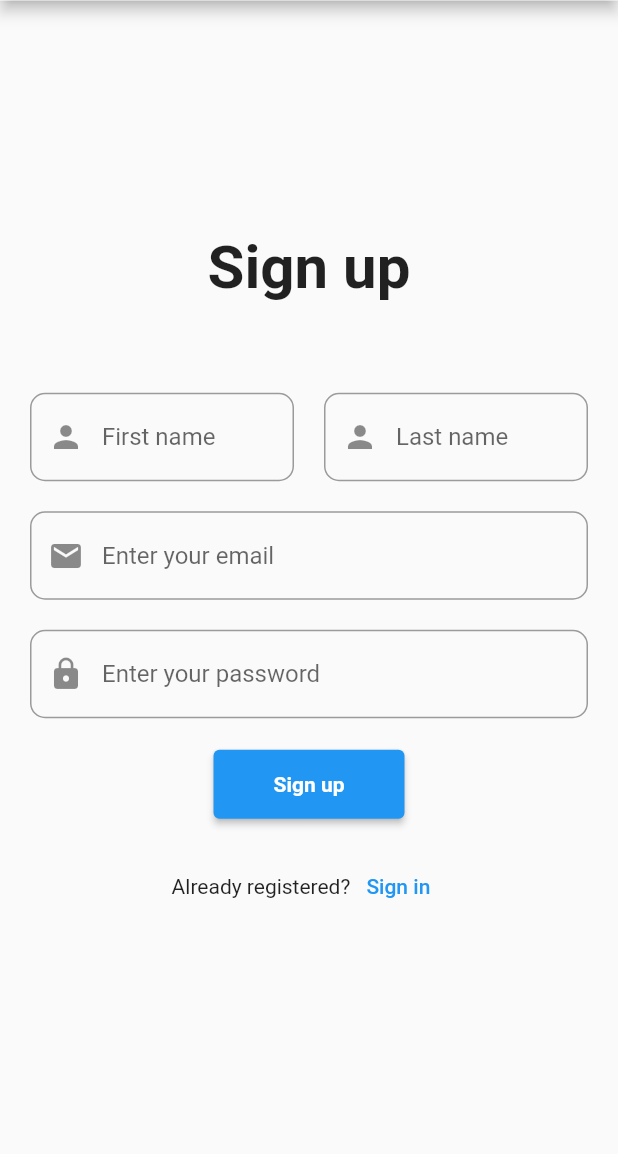
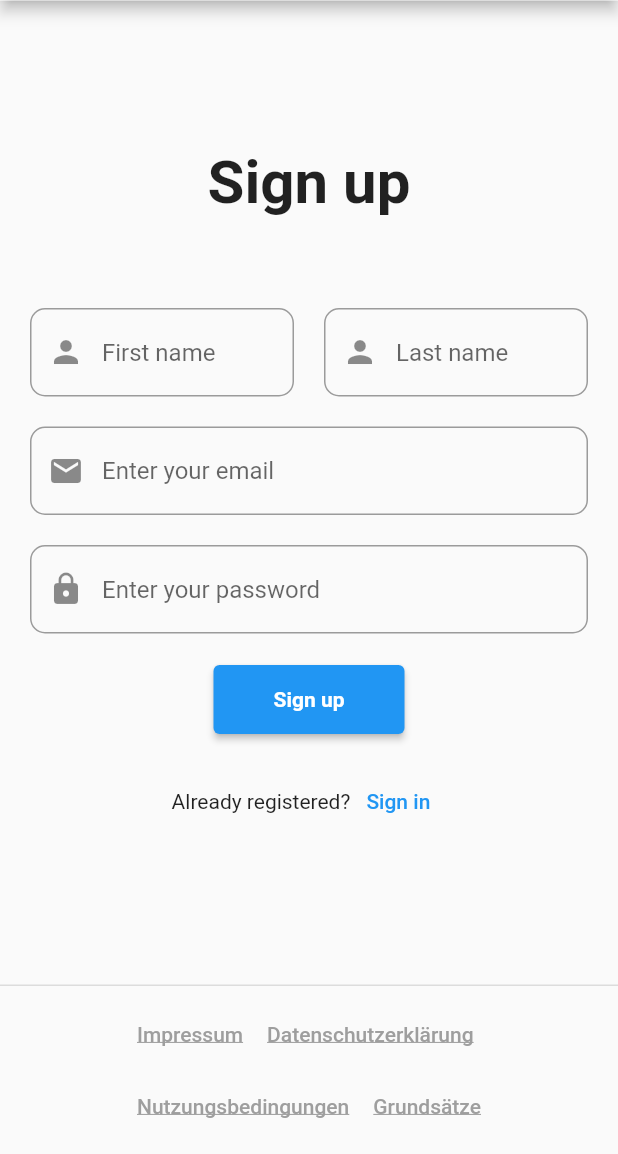
Before and after one commit to emuguy1/bachelorthesis_flutter_application, a Flutter app: the ProfilePage screen opened directly, after a tap on "Sharing.", after a tap on "Kostenlos Registrieren", on a phone screen of 412 x 824 dp, the part 82-1236 px from its top. Run offline on Flutter 3.47's test engine with Material 2 defaults, Android fonts, the light colour scheme and no system bars; our stand-ins replace email_validator, flutter_svg, flutter_widget_from_html_core, google_fonts, simple_gradient_text, sizer; missing offline and left inert: fwfh_selectable_text.

Commit message:
added persistent Footer and edited an first item Card

```diff
--- a/de_num42_sharing/lib/dataProtection.dart
+++ b/de_num42_sharing/lib/dataProtection.dart
@@ -1,3 +1,4 @@
+import 'package:de_num42_sharing/widget/persistentFooter.dart';
 import 'package:de_num42_sharing/widget/topBar.dart';
 import 'package:fwfh_selectable_text/fwfh_selectable_text.dart';
 import 'main.dart';
@@ -556,6 +557,9 @@ class _DataProtectionPageState extends State<DataProtectionPage> {
           ),
         ),
       ),
+      persistentFooterButtons: [
+        PersistentFooter(),
+      ],
     );
   }
 }
--- a/de_num42_sharing/lib/imprint.dart
+++ b/de_num42_sharing/lib/imprint.dart
@@ -1,3 +1,4 @@
+import 'package:de_num42_sharing/widget/persistentFooter.dart';
 import 'package:de_num42_sharing/widget/topBar.dart';
 
 import 'dataProtection.dart';
@@ -41,6 +42,9 @@ class _ImprintPageState extends State<ImprintPage> {
             factoryBuilder: () => MyWidgetFactory(),),
         ),
       ),
+      persistentFooterButtons: [
+        PersistentFooter(),
+      ],
     );
   }
 }
--- a/de_num42_sharing/lib/main.dart
+++ b/de_num42_sharing/lib/main.dart
@@ -1,3 +1,4 @@
+import 'package:de_num42_sharing/widget/persistentFooter.dart';
 import 'package:de_num42_sharing/widget/topBar.dart';
 
 import 'dataProtection.dart';
@@ -6,6 +7,7 @@ import 'register.dart';
 import 'package:flutter/material.dart';
 import 'package:simple_gradient_text/simple_gradient_text.dart';
 import 'package:sizer/sizer.dart';
+import 'package:google_fonts/google_fonts.dart';
 import 'login.dart';
 import 'package:flutter_svg/flutter_svg.dart';
 
@@ -22,6 +24,9 @@ class MyApp extends StatelessWidget {
       return MaterialApp(
         title: 'SHARING - einfach Dinge teilen',
         theme: ThemeData(
+          textTheme: GoogleFonts.robotoTextTheme(
+            Theme.of(context).textTheme,
+          ),
           appBarTheme: const AppBarTheme(
             backgroundColor: Colors.white,
             foregroundColor: Colors.green,
@@ -323,69 +328,7 @@ class _MyHomePageState extends State<MyHomePage> {
         ),
       ),
       persistentFooterButtons: [
-        Center(
-          child: Align(
-            alignment: Alignment.center,
-            child: Wrap(
-              children: [
-                TextButton(
-                  onPressed: () {
-                    Navigator.push(
-                      context,
-                      MaterialPageRoute(
-                        builder: (context) => ImprintPage(),
-                      ),
-                    );
-                  },
-                  child: Text(
-                    'Impressum',
-                    style: TextStyle(
-                      color: Colors.grey,
-                      decoration: TextDecoration.underline,
-                    ),
-                  ),
-                ),
-                TextButton(
-                  onPressed: () {
-                    Navigator.push(
-                      context,
-                      MaterialPageRoute(
-                        builder: (context) => DataProtectionPage(),
-                      ),
-                    );
-                  },
-                  child: Text(
-                    'Datenschutzerklärung',
-                    style: TextStyle(
-                      color: Colors.grey,
-                      decoration: TextDecoration.underline,
-                    ),
-                  ),
-                ),
-                TextButton(
-                  onPressed: () {},
-                  child: Text(
-                    'Nutzungsbedingungen',
-                    style: TextStyle(
-                      color: Colors.grey,
-                      decoration: TextDecoration.underline,
-                    ),
-                  ),
-                ),
-                TextButton(
-                  onPressed: () {},
-                  child: Text(
-                    'Grundsätze',
-                    style: TextStyle(
-                      color: Colors.grey,
-                      decoration: TextDecoration.underline,
-                    ),
-                  ),
-                ),
-              ],
-            ),
-          ),
-        ),
+        PersistentFooter(),
       ],
     );
   }
--- a/de_num42_sharing/lib/principles.dart
+++ b/de_num42_sharing/lib/principles.dart
@@ -1,3 +1,4 @@
+import 'package:de_num42_sharing/widget/persistentFooter.dart';
 import 'package:de_num42_sharing/widget/topBar.dart';
 
 import 'dataProtection.dart';
@@ -212,6 +213,9 @@ class _PrinciplesPageState extends State<PrinciplesPage> {
           ),
         ),
       ),
+      persistentFooterButtons: [
+        PersistentFooter(),
+      ],
     );
   }
 }
--- a/de_num42_sharing/lib/profile.dart
+++ b/de_num42_sharing/lib/profile.dart
@@ -3,11 +3,13 @@ import 'package:de_num42_sharing/dataProtection.dart';
 import 'package:de_num42_sharing/main.dart';
 import 'package:de_num42_sharing/principles.dart';
 import 'package:de_num42_sharing/terms.dart';
+import 'package:de_num42_sharing/widget/itemCard.dart';
 import 'package:de_num42_sharing/widget/topBar.dart';
 import 'package:flutter/material.dart';
 import 'package:de_num42_sharing/register.dart';
 import 'package:de_num42_sharing/login.dart';
 import 'package:sizer/sizer.dart';
+
 
 class ProfilePage extends StatefulWidget {
   const ProfilePage({Key? key}) : super(key: key);
@@ -20,6 +22,7 @@ class ProfilePage extends StatefulWidget {
 class _ProfilePageState extends State<ProfilePage> {
   final _formKey = GlobalKey<FormState>();
   var rememberValue = false;
+  var email = "eerb@num42.de";
   var profileName = 'Emanuel Erben';
 
   @override
@@ -32,18 +35,32 @@ class _ProfilePageState extends State<ProfilePage> {
             Container(
               child: Center(
                   child: Column(
-                mainAxisAlignment: MainAxisAlignment.center,
+                mainAxisAlignment: MainAxisAlignment.start,
+                crossAxisAlignment: CrossAxisAlignment.start,
                 children: <Widget>[
+                  SizedBox(
+                    height: 5.h,
+                  ),
                   Text(
                     '$profileName',
                     style: TextStyle(
                       fontWeight: FontWeight.bold,
-                      fontSize: 25.sp,
+                      fontSize: 5.h,
+                    ),
+                  ),
+                  Text(
+                    email,
+                    style: TextStyle(
+                      fontSize: 2.h,
                     ),
                   ),
                   SizedBox(
                     height: 30.sp,
                   ),
+                  ItemCard("",
+                      category: 2),
+                  ItemCard("Hamsterrad",
+                  description: "Für den kleinen und großen Hamster. Max. 2Kg, schafft bis zu 200 U/min. Wenn man einen Generator anschließt kann man sein Handy laden. Viel Spaß.",),
                 ],
               )),
             ),
--- a/de_num42_sharing/lib/register.dart
+++ b/de_num42_sharing/lib/register.dart
@@ -1,3 +1,4 @@
+import 'package:de_num42_sharing/widget/persistentFooter.dart';
 import 'package:de_num42_sharing/widget/topBar2.dart';
 import 'package:email_validator/email_validator.dart';
 import 'package:flutter/material.dart';
@@ -158,6 +159,9 @@ class _RegisterPageState extends State<RegisterPage> {
           ],
         ),
       ),
+      persistentFooterButtons: [
+        PersistentFooter(),
+      ],
     );
   }
 }
--- a/de_num42_sharing/lib/terms.dart
+++ b/de_num42_sharing/lib/terms.dart
@@ -1,3 +1,4 @@
+import 'package:de_num42_sharing/widget/persistentFooter.dart';
 import 'package:de_num42_sharing/widget/topBar.dart';
 
 import 'dataProtection.dart';
@@ -535,6 +536,9 @@ class _TermsPageState extends State<TermsPage> {
             factoryBuilder: () => MyWidgetFactory(),),
         ),
       ),
+      persistentFooterButtons: [
+        PersistentFooter(),
+      ],
     );
   }
 }
--- /dev/null
+++ b/de_num42_sharing/lib/widget/itemCard.dart
@@ -0,0 +1,55 @@
+import 'package:flutter/material.dart';
+import 'package:flutter_svg/svg.dart';
+import 'package:sizer/sizer.dart';
+
+//Example for Statless widgets
+
+class ItemCard extends StatelessWidget {
+  final String itemName;
+  final String description;
+  final int category;
+
+  const ItemCard(this.itemName, {this.category = 1, this.description = ""});
+
+  @override
+  Widget build(BuildContext context) {
+    return Card(
+      child: Container(
+        width: 90.w,
+        child:Stack(
+        children: [
+          Container(
+            margin: EdgeInsets.fromLTRB(5, 10, 30, 15),
+            padding: EdgeInsets.fromLTRB(0, 0, 15, 0),
+            child:Wrap(children: [Column(
+              mainAxisAlignment: MainAxisAlignment.start,
+              crossAxisAlignment: CrossAxisAlignment.start,
+              children: [
+                Container(
+                  margin:EdgeInsets.fromLTRB(0, 5, 0, 20) ,
+                  child: Text(itemName,
+                    style: TextStyle(
+                      color: Color.fromRGBO(21, 128, 61, 1),
+                    ),
+                  ),
+                ),
+                Text(description)
+              ],
+            ),],
+            ),
+          ),
+          Positioned(
+            child: SvgPicture.asset(
+              'assets/ballon_item_card.svg',
+              height: 40,
+              width: 40,
+            ),
+            bottom: -5,
+            right: -18,
+          ),
+        ],
+      ),
+      ),
+    );
+  }
+}
--- /dev/null
+++ b/de_num42_sharing/lib/widget/persistentFooter.dart
@@ -0,0 +1,105 @@
+import 'package:flutter/material.dart';
+import 'package:de_num42_sharing/main.dart';
+import 'package:de_num42_sharing/register.dart';
+import 'package:de_num42_sharing/login.dart';
+import 'package:de_num42_sharing/imprint.dart';
+import 'package:de_num42_sharing/dataProtection.dart';
+import 'package:de_num42_sharing/principles.dart';
+import 'package:de_num42_sharing/terms.dart';
+
+
+class PersistentFooter extends StatefulWidget implements PreferredSizeWidget {
+  final Widget child;
+  final bool show_short;
+  //TODO: Build, that when logged in only shortend version shown
+
+  PersistentFooter({Key? key, this.child = const Center(), this.show_short=false}) : super(key: key);
+
+  _PersistentFooter createState() => _PersistentFooter();
+
+  @override
+  Size get preferredSize => new Size.fromHeight(55);
+}
+
+class _PersistentFooter extends State<PersistentFooter>{
+  @override
+  Widget build(BuildContext context){
+    return Center(
+      child: Align(
+        alignment: Alignment.center,
+        child:Wrap(
+          children: [
+            TextButton(
+              onPressed: (){
+                Navigator.push(
+                  context,
+                  MaterialPageRoute(
+                    builder: (context) => ImprintPage(),
+                  ),
+                );
+              },
+              child: Text(
+                'Impressum',
+                style: TextStyle(
+                  color: Colors.grey,
+                  decoration: TextDecoration.underline,
+                ),
+              ),
+            ),
+            TextButton(
+              onPressed: (){
+                Navigator.push(
+                  context,
+                  MaterialPageRoute(
+                    builder: (context) => DataProtectionPage(),
+                  ),
+                );
+              },
+              child: Text(
+                'Datenschutzerklärung',
+                style: TextStyle(
+                  color: Colors.grey,
+                  decoration: TextDecoration.underline,
+                ),
+              ),
+            ),
+            TextButton(
+              onPressed: (){
+                Navigator.push(
+                  context,
+                  MaterialPageRoute(
+                    builder: (context) => TermsPage(),
+                  ),
+                );
+              },
+              child: Text(
+                'Nutzungsbedingungen',
+                style: TextStyle(
+                  color: Colors.grey,
+                  decoration: TextDecoration.underline,
+                ),
+              ),
+            ),
+            TextButton(
+              onPressed: (){
+                Navigator.push(
+                  context,
+                  MaterialPageRoute(
+                    builder: (context) => PrinciplesPage(),
+                  ),
+                );
+              },
+              child: Text(
+                'Grundsätze',
+                style: TextStyle(
+                  color: Colors.grey,
+                  decoration: TextDecoration.underline,
+                ),
+              ),
+            ),
+          ],
+        ),
+      ),
+    );
+  }
+}
--- a/de_num42_sharing/lib/widget/topBar.dart
+++ b/de_num42_sharing/lib/widget/topBar.dart
@@ -2,6 +2,7 @@ import 'package:flutter/material.dart';
 import 'package:de_num42_sharing/main.dart';
 import 'package:de_num42_sharing/register.dart';
 import 'package:de_num42_sharing/login.dart';
+import 'package:google_fonts/google_fonts.dart';
 
 PreferredSizeWidget topBar(BuildContext context, bool isLoggedIn, bool hasBackArrow, [dynamic otherData]) {
   return AppBar(
@@ -9,10 +10,13 @@ PreferredSizeWidget topBar(BuildContext context, bool isLoggedIn, bool hasBackAr
     title: TextButton(
       child: Text(
         "Sharing.",
-        style: TextStyle(
+        style: GoogleFonts.roboto(
+        textStyle: TextStyle(
             fontSize: 25.0,
             fontWeight: FontWeight.w900,
             color: Colors.black),
+        )
+
       ),
       onPressed: () {
         Navigator.pushReplacement(
--- a/de_num42_sharing/pubspec.yaml
+++ b/de_num42_sharing/pubspec.yaml
@@ -34,6 +34,7 @@ dependencies:
   flutter_widget_from_html_core: ^0.8.5
   fwfh_selectable_text: ^0.8.3
   flutter_svg: ^1.0.3
+  google_fonts: ^2.3.2
 
 dev_dependencies:
   flutter_test:
```
Also changed, not shown: de_num42_sharing/lib/login.dart (+2 -77 lines), de_num42_sharing/assets/ballon_item_card.svg (added), de_num42_sharing/pubspec.lock.
